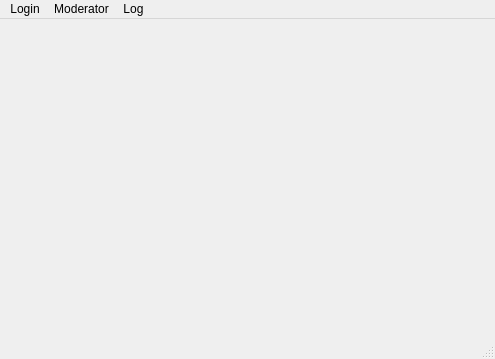
Before: the Qt Designer form gui/MainWindow.ui in Howest-AdvMathProg/project-2021-Joren-vanGoethem, drawn with Qt 5.
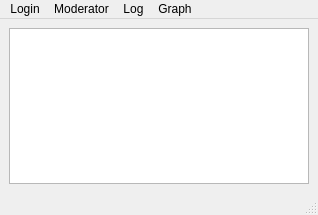
After: the same form once the commit is applied.

Diff of the .ui file:
```diff
--- a/gui/MainWindow.ui
+++ b/gui/MainWindow.ui
@@ -6,20 +6,63 @@
    <rect>
     <x>0</x>
     <y>0</y>
-    <width>495</width>
-    <height>359</height>
+    <width>312</width>
+    <height>215</height>
    </rect>
   </property>
+  <property name="sizePolicy">
+   <sizepolicy hsizetype="Preferred" vsizetype="Preferred">
+    <horstretch>0</horstretch>
+    <verstretch>0</verstretch>
+   </sizepolicy>
+  </property>
   <property name="windowTitle">
    <string>Python Client</string>
   </property>
-  <widget class="QWidget" name="centralwidget"/>
+  <widget class="QWidget" name="centralwidget">
+   <property name="enabled">
+    <bool>true</bool>
+   </property>
+   <layout class="QVBoxLayout" name="verticalLayout">
+    <item>
+     <widget class="QTableView" name="tableView">
+      <property name="minimumSize">
+       <size>
+        <width>300</width>
+        <height>150</height>
+       </size>
+      </property>
+      <property name="maximumSize">
+       <size>
+        <width>1000</width>
+        <height>500</height>
+       </size>
+      </property>
+      <property name="alternatingRowColors">
+       <bool>false</bool>
+      </property>
+      <property name="verticalScrollMode">
+       <enum>QAbstractItemView::ScrollPerPixel</enum>
+      </property>
+      <property name="horizontalScrollMode">
+       <enum>QAbstractItemView::ScrollPerPixel</enum>
+      </property>
+      <property name="sortingEnabled">
+       <bool>true</bool>
+      </property>
+      <attribute name="verticalHeaderShowSortIndicator" stdset="0">
+       <bool>true</bool>
+      </attribute>
+     </widget>
+    </item>
+   </layout>
+  </widget>
   <widget class="QMenuBar" name="menubar">
    <property name="geometry">
     <rect>
      <x>0</x>
      <y>0</y>
-     <width>495</width>
+     <width>312</width>
      <height>30</height>
     </rect>
    </property>
@@ -38,9 +81,15 @@
      <string>Log</string>
     </property>
    </widget>
+   <widget class="QMenu" name="menuGraph">
+    <property name="title">
+     <string>Graph</string>
+    </property>
+   </widget>
    <addaction name="menuLogin"/>
    <addaction name="menuModerator"/>
    <addaction name="menuLog"/>
+   <addaction name="menuGraph"/>
   </widget>
   <widget class="QStatusBar" name="statusbar"/>
  </widget>
```
